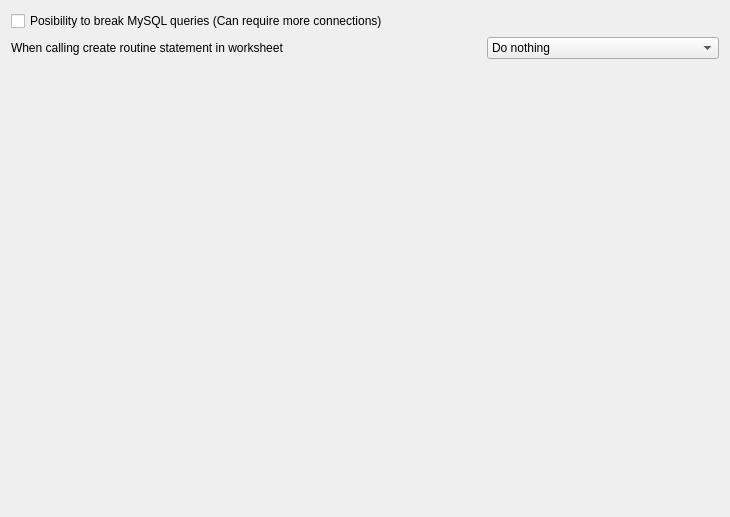
Old version of the form src/connection/toqmysqlsettingui.ui in the repository tora-tool/tora.
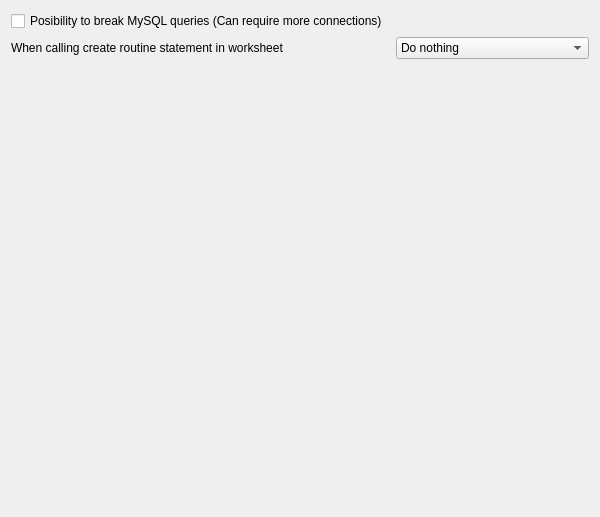
New version of the form.

The edit to the form file:
```diff
--- a/src/connection/toqmysqlsettingui.ui
+++ b/src/connection/toqmysqlsettingui.ui
@@ -6,10 +6,22 @@
    <rect>
     <x>0</x>
     <y>0</y>
-    <width>730</width>
+    <width>600</width>
     <height>517</height>
    </rect>
   </property>
+  <property name="sizePolicy">
+   <sizepolicy hsizetype="Expanding" vsizetype="Preferred">
+    <horstretch>0</horstretch>
+    <verstretch>0</verstretch>
+   </sizepolicy>
+  </property>
+  <property name="minimumSize">
+   <size>
+    <width>600</width>
+    <height>0</height>
+   </size>
+  </property>
   <property name="windowTitle">
    <string>Form1</string>
   </property>
```
Left out of the diff: 4 changed lines with no effect on the pictures.
